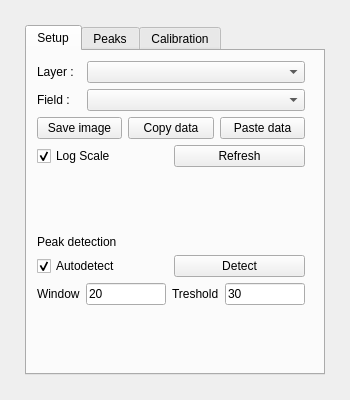
Before: the Qt Designer form qgisSpectre_dockwidget_base.ui in sickel/qgisSpectre, drawn with Qt 5.
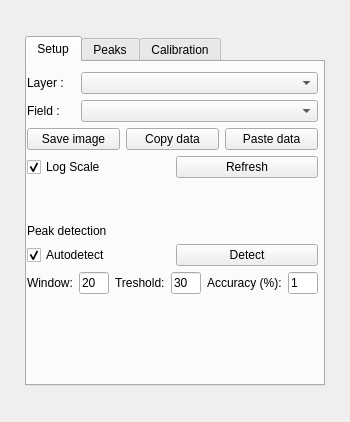
After: the same form once the commit is applied. Custom widgets are drawn as their Qt base class.

Commit message: User settable peak accuracy

Patch:
```diff
--- a/qgisSpectre_dockwidget_base.ui
+++ b/qgisSpectre_dockwidget_base.ui
@@ -7,7 +7,7 @@
     <x>0</x>
     <y>0</y>
     <width>350</width>
-    <height>400</height>
+    <height>422</height>
    </rect>
   </property>
   <property name="minimumSize">
@@ -51,15 +51,15 @@
        <widget class="QWidget" name="layoutWidget">
         <property name="geometry">
          <rect>
-          <x>10</x>
+          <x>0</x>
           <y>10</y>
-          <width>268</width>
-          <height>306</height>
+          <width>291</width>
+          <height>311</height>
          </rect>
         </property>
         <layout class="QVBoxLayout" name="verticalLayout">
          <property name="sizeConstraint">
-          <enum>QLayout::SetMaximumSize</enum>
+          <enum>QLayout::SetFixedSize</enum>
          </property>
          <item>
           <layout class="QHBoxLayout" name="hlMain" stretch="1,5">
@@ -190,12 +190,18 @@
            <item>
             <widget class="QLabel" name="label_2">
              <property name="text">
-              <string>Window</string>
+              <string>Window:</string>
              </property>
             </widget>
            </item>
            <item>
             <widget class="QLineEdit" name="leWindow">
+             <property name="maximumSize">
+              <size>
+               <width>30</width>
+               <height>16777215</height>
+              </size>
+             </property>
              <property name="text">
               <string>20</string>
              </property>
@@ -204,17 +210,43 @@
            <item>
             <widget class="QLabel" name="label_3">
              <property name="text">
-              <string>Treshold</string>
+              <string>Treshold:</string>
              </property>
             </widget>
            </item>
            <item>
             <widget class="QLineEdit" name="leTreshold">
+             <property name="maximumSize">
+              <size>
+               <width>30</width>
+               <height>16777215</height>
+              </size>
+             </property>
              <property name="text">
               <string>30</string>
              </property>
             </widget>
            </item>
+           <item>
+            <widget class="QLabel" name="label_9">
+             <property name="text">
+              <string>Accuracy (%):</string>
+             </property>
+            </widget>
+           </item>
+           <item>
+            <widget class="QLineEdit" name="leAccuracy">
+             <property name="maximumSize">
+              <size>
+               <width>30</width>
+               <height>16777215</height>
+              </size>
+             </property>
+             <property name="text">
+              <string>1</string>
+             </property>
+            </widget>
+           </item>
           </layout>
          </item>
          <item>
```
The commit also changes 1 other file.
